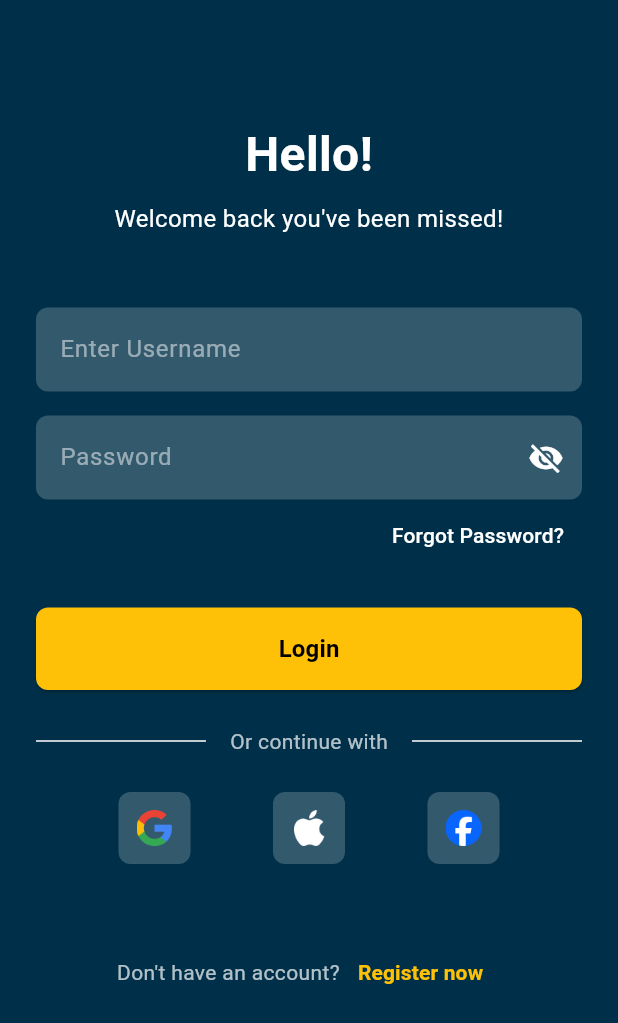
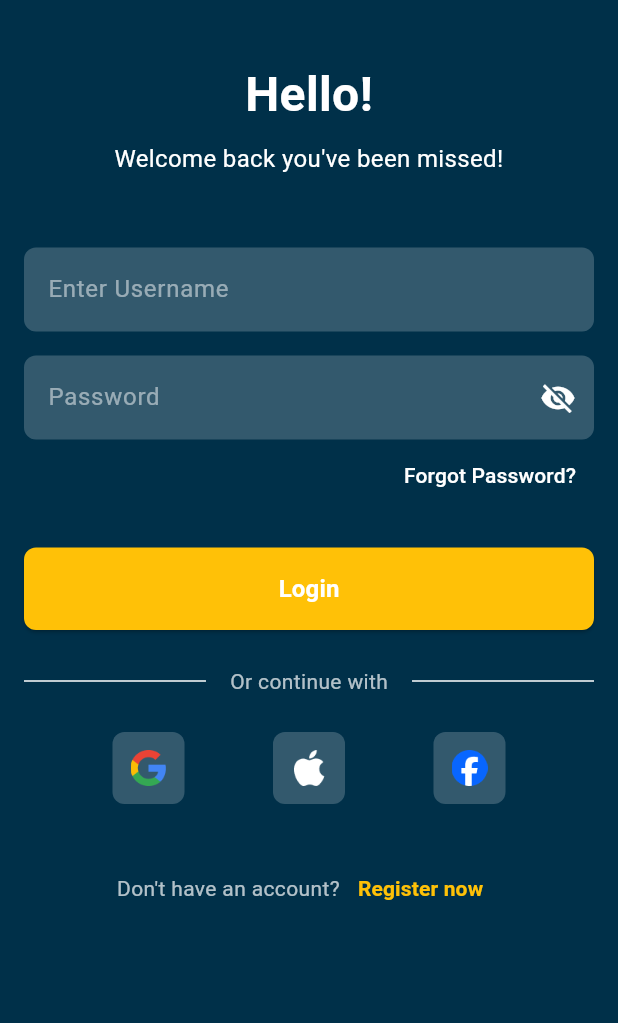
Before and after one commit to wahyudicho/kelompok7, a Flutter app: the screen it shows after launch, on a phone screen of 412 x 824 dp. Shown: the top 1023 px of the screen. Run offline on Flutter 3.47's test engine with Material 3 defaults, Android fonts, the phone set to English and light mode, and no system bars; our stand-ins replace firebase_core, get; accounts and stored records are empty.

Commit message:
Login Page

```diff
--- a/lib/app/modules/login/views/login_view.dart
+++ b/lib/app/modules/login/views/login_view.dart
@@ -12,11 +12,11 @@ class LoginView extends GetView<LoginController> {
       body: SafeArea(
         child: SingleChildScrollView(
           child: Padding(
-            padding: const EdgeInsets.symmetric(horizontal: 24.0),
+            padding: const EdgeInsets.symmetric(horizontal: 16.0),
             child: Column(
               crossAxisAlignment: CrossAxisAlignment.center,
               children: [
-                const SizedBox(height: 80),
+                const SizedBox(height: 40),
                 const Text(
                   'Hello!',
                   style: TextStyle(
@@ -106,7 +106,7 @@ class LoginView extends GetView<LoginController> {
                       style: TextStyle(
                         fontSize: 16,
                         fontWeight: FontWeight.bold,
-                        color: Colors.black,
+                        color: Colors.white,
                       ),
                     ),
                   ),
@@ -136,7 +136,7 @@ class LoginView extends GetView<LoginController> {
                     _socialLoginButton('assets/images/facebook.png', controller.loginWithFacebook),
                   ],
                 ),
-                const SizedBox(height: 48),
+                const SizedBox(height: 32),
                 // Register Now
                 Row(
                   mainAxisAlignment: MainAxisAlignment.center,
```
